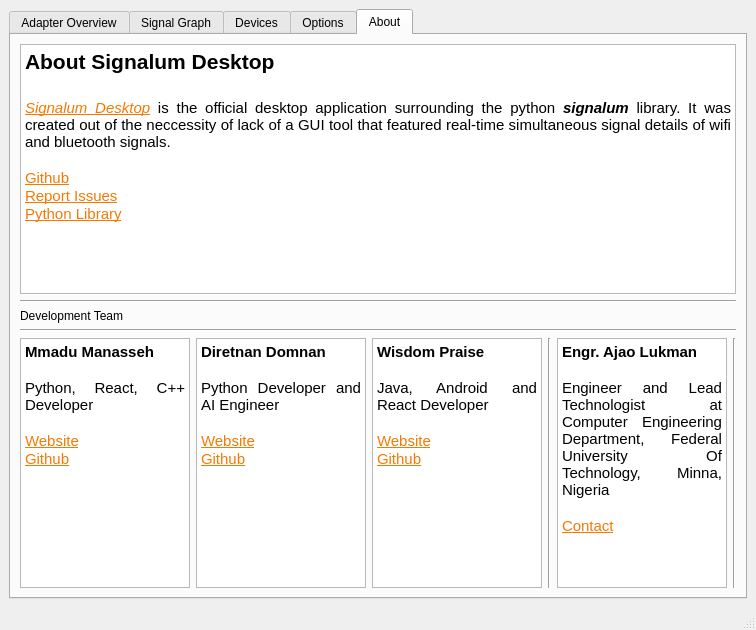
The window that src/main/ui/signalum_desktop.ui (bisohns/signalum-desktop) describes before a commit, drawn with Qt 5.
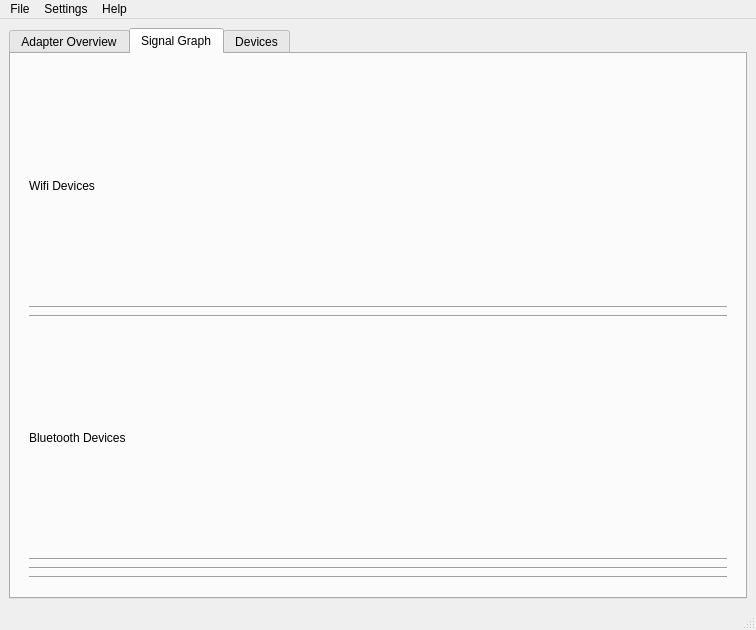
The same window after the commit. The open tabs and pages were chosen to show the change.

Commit message: Moved Options to a new Window

Patch:
```diff
--- a/src/main/ui/signalum_desktop.ui
+++ b/src/main/ui/signalum_desktop.ui
@@ -279,6 +279,15 @@
             </color>
            </brush>
           </colorrole>
+          <colorrole role="PlaceholderText">
+           <brush brushstyle="NoBrush">
+            <color alpha="128">
+             <red>255</red>
+             <green>255</green>
+             <blue>255</blue>
+            </color>
+           </brush>
+          </colorrole>
          </active>
          <inactive>
           <colorrole role="Text">
@@ -290,6 +299,15 @@
             </color>
            </brush>
           </colorrole>
+          <colorrole role="PlaceholderText">
+           <brush brushstyle="NoBrush">
+            <color alpha="128">
+             <red>255</red>
+             <green>255</green>
+             <blue>255</blue>
+            </color>
+           </brush>
+          </colorrole>
          </inactive>
          <disabled>
           <colorrole role="Text">
@@ -301,6 +319,15 @@
             </color>
            </brush>
           </colorrole>
+          <colorrole role="PlaceholderText">
+           <brush brushstyle="NoBrush">
+            <color alpha="128">
+             <red>255</red>
+             <green>255</green>
+             <blue>255</blue>
+            </color>
+           </brush>
+          </colorrole>
          </disabled>
         </palette>
        </property>
@@ -567,252 +594,6 @@
         </item>
        </layout>
       </widget>
-      <widget class="QWidget" name="optionsTab">
-       <attribute name="title">
-        <string>Options</string>
-       </attribute>
-       <layout class="QVBoxLayout" name="verticalLayout_5">
-        <item>
-         <layout class="QVBoxLayout" name="verticalLayout_4">
-          <item>
-           <layout class="QFormLayout" name="formLayout">
-            <property name="fieldGrowthPolicy">
-             <enum>QFormLayout::AllNonFixedFieldsGrow</enum>
-            </property>
-            <item row="0" column="0">
-             <widget class="QCheckBox" name="showBluetoothServices">
-              <property name="text">
-               <string>Show bluetooth services</string>
-              </property>
-             </widget>
-            </item>
-            <item row="1" column="0">
-             <widget class="QCheckBox" name="showBluetoothNames">
-              <property name="text">
-               <string>Show bluetooth names</string>
-              </property>
-              <property name="checked">
-               <bool>true</bool>
-              </property>
-             </widget>
-            </item>
-            <item row="2" column="0">
-             <widget class="QLabel" name="label_2">
-              <property name="text">
-               <string>Bluetooth Device Refresh rate (sec)</string>
-              </property>
-             </widget>
-            </item>
-            <item row="2" column="1">
-             <widget class="QSpinBox" name="bluetoothRefreshRate">
-              <property name="minimum">
-               <number>1</number>
-              </property>
-              <property name="maximum">
-               <number>60</number>
-              </property>
-              <property name="singleStep">
-               <number>1</number>
-              </property>
-              <property name="value">
-               <number>1</number>
-              </property>
-             </widget>
-            </item>
-            <item row="3" column="0">
-             <widget class="QLabel" name="label_7">
-              <property name="text">
-               <string>WiFi Device Refresh rate (sec)</string>
-              </property>
-             </widget>
-            </item>
-            <item row="3" column="1">
-             <widget class="QSpinBox" name="wifiRefreshRate">
-              <property name="minimum">
-               <number>1</number>
-              </property>
-              <property name="maximum">
-               <number>60</number>
-              </property>
-              <property name="singleStep">
-               <number>1</number>
-              </property>
-              <property name="value">
-               <number>1</number>
-              </property>
-             </widget>
-            </item>
-            <item row="6" column="0">
-             <widget class="QCheckBox" name="wifiSwitch">
-              <property name="enabled">
-               <bool>true</bool>
-              </property>
-              <property name="text">
-               <string>Turn Wifi on</string>
-              </property>
-              <property name="checked">
-               <bool>false</bool>
-              </property>
-             </widget>
-            </item>
-            <item row="7" column="0">
-             <widget class="QCheckBox" name="bluetoothSwitch">
-              <property name="text">
-               <string>Turn Bluetooth on</string>
-              </property>
-              <property name="checked">
-               <bool>false</bool>
-              </property>
-             </widget>
-            </item>
-           </layout>
-          </item>
-         </layout>
-        </item>
-        <item>
-         <widget class="QDialogButtonBox" name="saveOptionsButtonBox">
-          <property name="standardButtons">
-           <set>QDialogButtonBox::Save</set>
-          </property>
-          <property name="centerButtons">
-           <bool>true</bool>
-          </property>
-         </widget>
-        </item>
-        <item>
-         <layout class="QVBoxLayout" name="verticalLayout_12"/>
-        </item>
-       </layout>
-      </widget>
-      <widget class="QWidget" name="About">
-       <attribute name="title">
-        <string>About</string>
-       </attribute>
-       <layout class="QVBoxLayout" name="verticalLayout_9">
-        <item>
-         <widget class="QTextEdit" name="textEdit">
-          <property name="html">
-           <string>&lt;!DOCTYPE HTML PUBLIC &quot;-//W3C//DTD HTML 4.0//EN&quot; &quot;http://www.w3.org/TR/REC-html40/strict.dtd&quot;&gt;
-&lt;html&gt;&lt;head&gt;&lt;meta name=&quot;qrichtext&quot; content=&quot;1&quot; /&gt;&lt;style type=&quot;text/css&quot;&gt;
-p, li { white-space: pre-wrap; }
-&lt;/style&gt;&lt;/head&gt;&lt;body style=&quot; font-family:'Ubuntu'; font-size:11pt; font-weight:400; font-style:normal;&quot;&gt;
-&lt;p align=&quot;justify&quot; style=&quot; margin-top:0px; margin-bottom:0px; margin-left:0px; margin-right:0px; -qt-block-indent:0; text-indent:0px;&quot;&gt;&lt;span style=&quot; font-size:16pt; font-weight:600;&quot;&gt;About Signalum Desktop&lt;/span&gt;&lt;/p&gt;
-&lt;p align=&quot;justify&quot; style=&quot;-qt-paragraph-type:empty; margin-top:0px; margin-bottom:0px; margin-left:0px; margin-right:0px; -qt-block-indent:0; text-indent:0px; font-size:16pt; font-weight:600;&quot;&gt;&lt;br /&gt;&lt;/p&gt;
-&lt;p align=&quot;justify&quot; style=&quot; margin-top:0px; margin-bottom:0px; margin-left:0px; margin-right:0px; -qt-block-indent:0; text-indent:0px;&quot;&gt;&lt;a href=&quot;https://bisoncorps.github.io/signalum-desktop/&quot;&gt;&lt;span style=&quot; font-style:italic; text-decoration: underline; color:#f57900;&quot;&gt;Signalum Desktop&lt;/span&gt;&lt;/a&gt; is the official desktop application surrounding the python &lt;span style=&quot; font-weight:600; font-style:italic;&quot;&gt;signalum&lt;/span&gt; library. It was created out of the neccessity of lack of a GUI tool that featured real-time simultaneous signal details of wifi and bluetooth signals.&lt;/p&gt;
-&lt;p align=&quot;justify&quot; style=&quot;-qt-paragraph-type:empty; margin-top:0px; margin-bottom:0px; margin-left:0px; margin-right:0px; -qt-block-indent:0; text-indent:0px;&quot;&gt;&lt;br /&gt;&lt;/p&gt;
-&lt;p align=&quot;justify&quot; style=&quot; margin-top:0px; margin-bottom:0px; margin-left:0px; margin-right:0px; -qt-block-indent:0; text-indent:0px;&quot;&gt;&lt;a href=&quot;https://github.com/bisoncorps/signalum-desktop&quot;&gt;&lt;span style=&quot; text-decoration: underline; color:#f57900;&quot;&gt;Github&lt;/span&gt;&lt;/a&gt;&lt;/p&gt;
-&lt;p align=&quot;justify&quot; style=&quot; margin-top:0px; margin-bottom:0px; margin-left:0px; margin-right:0px; -qt-block-indent:0; text-indent:0px;&quot;&gt;&lt;a href=&quot;https://github.com/bisoncorps/signalum-desktop/issues&quot;&gt;&lt;span style=&quot; text-decoration: underline; color:#f57900;&quot;&gt;Report Issues&lt;/span&gt;&lt;/a&gt;&lt;/p&gt;
-&lt;p align=&quot;justify&quot; style=&quot; margin-top:0px; margin-bottom:0px; margin-left:0px; margin-right:0px; -qt-block-indent:0; text-indent:0px;&quot;&gt;&lt;a href=&quot;https://bisoncorps.github.io/signalum/&quot;&gt;&lt;span style=&quot; text-decoration: underline; color:#f57900;&quot;&gt;Python Library&lt;/span&gt;&lt;/a&gt;&lt;/p&gt;&lt;/body&gt;&lt;/html&gt;</string>
-          </property>
-         </widget>
-        </item>
-        <item>
-         <widget class="Line" name="line_9">
-          <property name="orientation">
-           <enum>Qt::Horizontal</enum>
-          </property>
-         </widget>
-        </item>
-        <item>
-         <widget class="QLabel" name="label_6">
-          <property name="text">
-           <string>Development Team</string>
-          </property>
-         </widget>
-        </item>
-        <item>
-         <widget class="Line" name="line_10">
-          <property name="orientation">
-           <enum>Qt::Horizontal</enum>
-          </property>
-         </widget>
-        </item>
-        <item>
-         <layout class="QHBoxLayout" name="horizontalLayout">
-          <item>
-           <widget class="QTextEdit" name="textEdit_2">
-            <property name="html">
-             <string>&lt;!DOCTYPE HTML PUBLIC &quot;-//W3C//DTD HTML 4.0//EN&quot; &quot;http://www.w3.org/TR/REC-html40/strict.dtd&quot;&gt;
-&lt;html&gt;&lt;head&gt;&lt;meta name=&quot;qrichtext&quot; content=&quot;1&quot; /&gt;&lt;style type=&quot;text/css&quot;&gt;
-p, li { white-space: pre-wrap; }
-&lt;/style&gt;&lt;/head&gt;&lt;body style=&quot; font-family:'Ubuntu'; font-size:11pt; font-weight:400; font-style:normal;&quot;&gt;
-&lt;p align=&quot;justify&quot; style=&quot; margin-top:0px; margin-bottom:0px; margin-left:0px; margin-right:0px; -qt-block-indent:0; text-indent:0px;&quot;&gt;&lt;span style=&quot; font-weight:600;&quot;&gt;Mmadu Manasseh&lt;/span&gt;&lt;/p&gt;
-&lt;p align=&quot;justify&quot; style=&quot;-qt-paragraph-type:empty; margin-top:0px; margin-bottom:0px; margin-left:0px; margin-right:0px; -qt-block-indent:0; text-indent:0px; font-weight:600;&quot;&gt;&lt;br /&gt;&lt;/p&gt;
-&lt;p align=&quot;justify&quot; style=&quot; margin-top:0px; margin-bottom:0px; margin-left:0px; margin-right:0px; -qt-block-indent:0; text-indent:0px;&quot;&gt;Python, React, C++ Developer&lt;/p&gt;
-&lt;p align=&quot;justify&quot; style=&quot;-qt-paragraph-type:empty; margin-top:0px; margin-bottom:0px; margin-left:0px; margin-right:0px; -qt-block-indent:0; text-indent:0px;&quot;&gt;&lt;br /&gt;&lt;/p&gt;
-&lt;p align=&quot;justify&quot; style=&quot; margin-top:0px; margin-bottom:0px; margin-left:0px; margin-right:0px; -qt-block-indent:0; text-indent:0px;&quot;&gt;&lt;a href=&quot;https://mensaah.github.io&quot;&gt;&lt;span style=&quot; text-decoration: underline; color:#f57900;&quot;&gt;Website&lt;/span&gt;&lt;/a&gt;&lt;/p&gt;
-&lt;p align=&quot;justify&quot; style=&quot; margin-top:0px; margin-bottom:0px; margin-left:0px; margin-right:0px; -qt-block-indent:0; text-indent:0px;&quot;&gt;&lt;a href=&quot;https://github.com/MensaaH&quot;&gt;&lt;span style=&quot; text-decoration: underline; color:#f57900;&quot;&gt;Github&lt;/span&gt;&lt;/a&gt;&lt;/p&gt;&lt;/body&gt;&lt;/html&gt;</string>
-            </property>
-           </widget>
-          </item>
-          <item>
-           <widget class="QTextEdit" name="textEdit_3">
-            <property name="enabled">
-             <bool>true</bool>
-            </property>
-            <property name="html">
-             <string>&lt;!DOCTYPE HTML PUBLIC &quot;-//W3C//DTD HTML 4.0//EN&quot; &quot;http://www.w3.org/TR/REC-html40/strict.dtd&quot;&gt;
-&lt;html&gt;&lt;head&gt;&lt;meta name=&quot;qrichtext&quot; content=&quot;1&quot; /&gt;&lt;style type=&quot;text/css&quot;&gt;
-p, li { white-space: pre-wrap; }
-&lt;/style&gt;&lt;/head&gt;&lt;body style=&quot; font-family:'Ubuntu'; font-size:11pt; font-weight:400; font-style:normal;&quot;&gt;
-&lt;p align=&quot;justify&quot; style=&quot; margin-top:0px; margin-bottom:0px; margin-left:0px; margin-right:0px; -qt-block-indent:0; text-indent:0px;&quot;&gt;&lt;span style=&quot; font-weight:600;&quot;&gt;Diretnan Domnan&lt;/span&gt;&lt;/p&gt;
-&lt;p align=&quot;justify&quot; style=&quot;-qt-paragraph-type:empty; margin-top:0px; margin-bottom:0px; margin-left:0px; margin-right:0px; -qt-block-indent:0; text-indent:0px; font-weight:600;&quot;&gt;&lt;br /&gt;&lt;/p&gt;
-&lt;p align=&quot;justify&quot; style=&quot; margin-top:0px; margin-bottom:0px; margin-left:0px; margin-right:0px; -qt-block-indent:0; text-indent:0px;&quot;&gt;Python Developer and AI Engineer&lt;/p&gt;
-&lt;p align=&quot;justify&quot; style=&quot;-qt-paragraph-type:empty; margin-top:0px; margin-bottom:0px; margin-left:0px; margin-right:0px; -qt-block-indent:0; text-indent:0px;&quot;&gt;&lt;br /&gt;&lt;/p&gt;
-&lt;p align=&quot;justify&quot; style=&quot; margin-top:0px; margin-bottom:0px; margin-left:0px; margin-right:0px; -qt-block-indent:0; text-indent:0px;&quot;&gt;&lt;a href=&quot;https://diretnandomnan.webnode.com&quot;&gt;&lt;span style=&quot; text-decoration: underline; color:#f57900;&quot;&gt;Website&lt;/span&gt;&lt;/a&gt;&lt;/p&gt;
-&lt;p align=&quot;justify&quot; style=&quot; margin-top:0px; margin-bottom:0px; margin-left:0px; margin-right:0px; -qt-block-indent:0; text-indent:0px;&quot;&gt;&lt;a href=&quot;https://github.com/deven96&quot;&gt;&lt;span style=&quot; text-decoration: underline; color:#f57900;&quot;&gt;Github&lt;/span&gt;&lt;/a&gt;&lt;/p&gt;&lt;/body&gt;&lt;/html&gt;</string>
-            </property>
-           </widget>
-          </item>
-          <item>
-           <widget class="QTextEdit" name="textEdit_4">
-            <property name="html">
-             <string>&lt;!DOCTYPE HTML PUBLIC &quot;-//W3C//DTD HTML 4.0//EN&quot; &quot;http://www.w3.org/TR/REC-html40/strict.dtd&quot;&gt;
-&lt;html&gt;&lt;head&gt;&lt;meta name=&quot;qrichtext&quot; content=&quot;1&quot; /&gt;&lt;style type=&quot;text/css&quot;&gt;
-p, li { white-space: pre-wrap; }
-&lt;/style&gt;&lt;/head&gt;&lt;body style=&quot; font-family:'Ubuntu'; font-size:11pt; font-weight:400; font-style:normal;&quot;&gt;
-&lt;p align=&quot;justify&quot; style=&quot; margin-top:0px; margin-bottom:0px; margin-left:0px; margin-right:0px; -qt-block-indent:0; text-indent:0px;&quot;&gt;&lt;span style=&quot; font-weight:600;&quot;&gt;Wisdom Praise&lt;/span&gt;&lt;/p&gt;
-&lt;p align=&quot;justify&quot; style=&quot;-qt-paragraph-type:empty; margin-top:0px; margin-bottom:0px; margin-left:0px; margin-right:0px; -qt-block-indent:0; text-indent:0px; font-weight:600;&quot;&gt;&lt;br /&gt;&lt;/p&gt;
-&lt;p align=&quot;justify&quot; style=&quot; margin-top:0px; margin-bottom:0px; margin-left:0px; margin-right:0px; -qt-block-indent:0; text-indent:0px;&quot;&gt;Java, Android and React Developer&lt;/p&gt;
-&lt;p align=&quot;justify&quot; style=&quot;-qt-paragraph-type:empty; margin-top:0px; margin-bottom:0px; margin-left:0px; margin-right:0px; -qt-block-indent:0; text-indent:0px;&quot;&gt;&lt;br /&gt;&lt;/p&gt;
-&lt;p align=&quot;justify&quot; style=&quot; margin-top:0px; margin-bottom:0px; margin-left:0px; margin-right:0px; -qt-block-indent:0; text-indent:0px;&quot;&gt;&lt;a href=&quot;https://wizzywit.github.io&quot;&gt;&lt;span style=&quot; text-decoration: underline; color:#f57900;&quot;&gt;Website&lt;/span&gt;&lt;/a&gt;&lt;/p&gt;
-&lt;p align=&quot;justify&quot; style=&quot; margin-top:0px; margin-bottom:0px; margin-left:0px; margin-right:0px; -qt-block-indent:0; text-indent:0px;&quot;&gt;&lt;a href=&quot;https://github.com/wizzywit&quot;&gt;&lt;span style=&quot; text-decoration: underline; color:#f57900;&quot;&gt;Github&lt;/span&gt;&lt;/a&gt;&lt;/p&gt;&lt;/body&gt;&lt;/html&gt;</string>
-            </property>
-           </widget>
-          </item>
-          <item>
-           <widget class="Line" name="line_12">
-            <property name="orientation">
-             <enum>Qt::Vertical</enum>
-            </property>
-           </widget>
-          </item>
-          <item>
-           <widget class="QTextEdit" name="textEdit_5">
-            <property name="html">
-             <string>&lt;!DOCTYPE HTML PUBLIC &quot;-//W3C//DTD HTML 4.0//EN&quot; &quot;http://www.w3.org/TR/REC-html40/strict.dtd&quot;&gt;
-&lt;html&gt;&lt;head&gt;&lt;meta name=&quot;qrichtext&quot; content=&quot;1&quot; /&gt;&lt;style type=&quot;text/css&quot;&gt;
-p, li { white-space: pre-wrap; }
-&lt;/style&gt;&lt;/head&gt;&lt;body style=&quot; font-family:'Ubuntu'; font-size:11pt; font-weight:400; font-style:normal;&quot;&gt;
-&lt;p align=&quot;justify&quot; style=&quot; margin-top:0px; margin-bottom:0px; margin-left:0px; margin-right:0px; -qt-block-indent:0; text-indent:0px;&quot;&gt;&lt;span style=&quot; font-weight:600;&quot;&gt;Engr. Ajao Lukman&lt;/span&gt;&lt;/p&gt;
-&lt;p align=&quot;justify&quot; style=&quot;-qt-paragraph-type:empty; margin-top:0px; margin-bottom:0px; margin-left:0px; margin-right:0px; -qt-block-indent:0; text-indent:0px; font-weight:600;&quot;&gt;&lt;br /&gt;&lt;/p&gt;
-&lt;p align=&quot;justify&quot; style=&quot; margin-top:0px; margin-bottom:0px; margin-left:0px; margin-right:0px; -qt-block-indent:0; text-indent:0px;&quot;&gt;Engineer and Lead Technologist at Computer Engineering Department, Federal University Of Technology, Minna, Nigeria&lt;/p&gt;
-&lt;p align=&quot;justify&quot; style=&quot;-qt-paragraph-type:empty; margin-top:0px; margin-bottom:0px; margin-left:0px; margin-right:0px; -qt-block-indent:0; text-indent:0px;&quot;&gt;&lt;br /&gt;&lt;/p&gt;
-&lt;p align=&quot;justify&quot; style=&quot; margin-top:0px; margin-bottom:0px; margin-left:0px; margin-right:0px; -qt-block-indent:0; text-indent:0px;&quot;&gt;&lt;a href=&quot;contact&quot;&gt;&lt;span style=&quot; text-decoration: underline; color:#f57900;&quot;&gt;Contact&lt;/span&gt;&lt;/a&gt;&lt;/p&gt;&lt;/body&gt;&lt;/html&gt;</string>
-            </property>
-           </widget>
-          </item>
-          <item>
-           <widget class="Line" name="line_13">
-            <property name="orientation">
-             <enum>Qt::Vertical</enum>
-            </property>
-           </widget>
-          </item>
-         </layout>
-        </item>
-       </layout>
-      </widget>
      </widget>
     </item>
    </layout>
@@ -826,6 +607,39 @@
      <height>22</height>
     </rect>
    </property>
+   <widget class="QMenu" name="menuFile">
+    <property name="title">
+     <string>File</string>
+    </property>
+    <widget class="QMenu" name="menuExport">
+     <property name="title">
+      <string>Export</string>
+     </property>
+     <addaction name="actionExportWifi"/>
+     <addaction name="actionExportBluetooth"/>
+    </widget>
+    <addaction name="actionSave"/>
+    <addaction name="menuExport"/>
+    <addaction name="separator"/>
+    <addaction name="actionQuit"/>
+   </widget>
+   <widget class="QMenu" name="menuPreferences">
+    <property name="title">
+     <string>Settings</string>
+    </property>
+    <addaction name="actionPreferences"/>
+   </widget>
+   <widget class="QMenu" name="menuAbout">
+    <property name="title">
+     <string>Help</string>
+    </property>
+    <addaction name="actionDocumentation"/>
+    <addaction name="separator"/>
+    <addaction name="actionAbout"/>
+   </widget>
+   <addaction name="menuFile"/>
+   <addaction name="menuPreferences"/>
+   <addaction name="menuAbout"/>
   </widget>
   <widget class="QStatusBar" name="statusbar"/>
  </widget>
```
Left out of the diff: 91 changed lines with no effect on the pictures. The commit also changes 5 other files.
